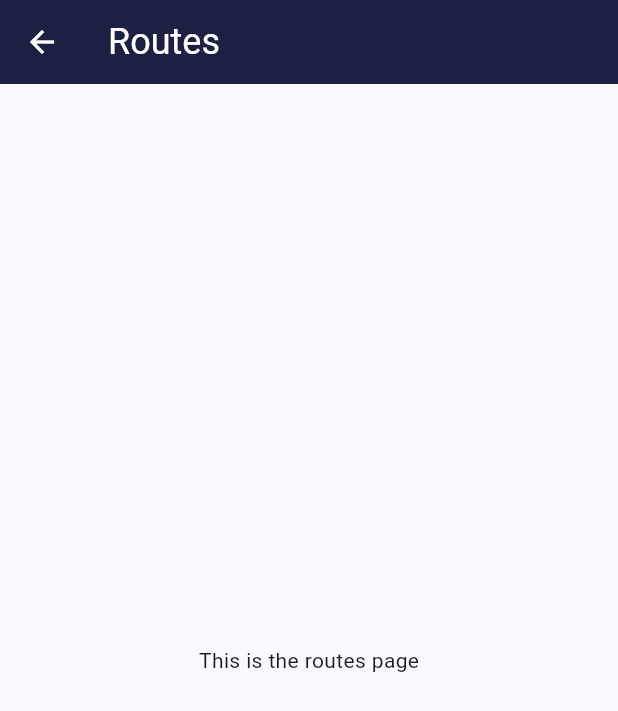
After one commit to stefaniasilivestru/MobileAppDevelopmentProject2, a Flutter app: the RoutesPage screen opened directly, on a phone screen of 412 x 824 dp. The commit adds this screen. Shown: the top 711 px of the screen. Run offline on Flutter 3.47's test engine with Material 3 defaults, Android fonts, the phone set to English and light mode, and no system bars.

Commit message:
Update menu

```diff
--- /dev/null
+++ b/lib/screens/routes.dart
@@ -0,0 +1,28 @@
+import 'package:flutter/material.dart';
+
+
+class RoutesPage extends StatelessWidget {
+  const RoutesPage({super.key});
+
+  @override
+  Widget build(BuildContext context) {
+    return Scaffold(
+      appBar: AppBar(
+        backgroundColor: const Color(0xFF1c2143),
+        titleTextStyle: const TextStyle(
+          color: Colors.white,
+          fontSize: 24.0,
+        ),
+        iconTheme: const IconThemeData(
+          color: Colors.white,
+        ),
+        title: const Text('Routes'),
+      ),
+      body: const Center(
+        child: Text(
+          'This is the routes page',
+        ),
+      ),
+    );
+  }
+}
```
Also changed, not shown: lib/main.dart (+58 -27 lines), lib/screens/contactus.dart (added, +27 -0 lines), lib/screens/profile.dart (added, +27 -0 lines), lib/screens/settings.dart (added, +27 -0 lines), lib/screens/share.dart (added, +27 -0 lines).
